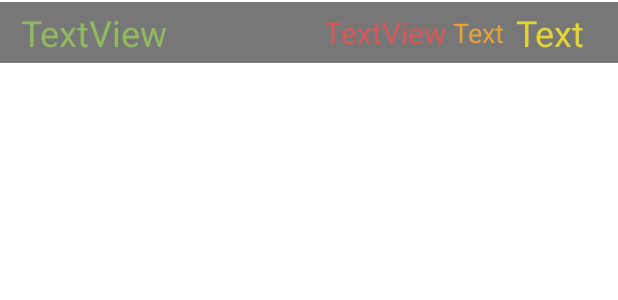
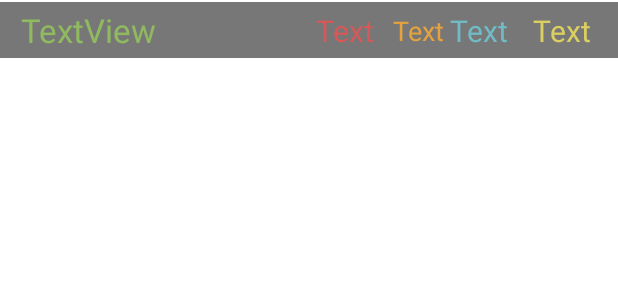
Before and after one commit to NikolayKuts/Klaf, an Android app: the layout item_desk.xml on its own in the app's theme, with its tools: preview values and no code run, on a phone screen of 412 x 824 dp. Shown: the top 300 px of the screen. Run offline under Robolectric (Android 15) with nearby library versions, the phone set to English and light mode, and no system bars.

Commit message:
Refactor MainActivity

```diff
--- a/app/src/main/java/com/example/klaf/adapters/DeskAdapter.java
+++ b/app/src/main/java/com/example/klaf/adapters/DeskAdapter.java
@@ -62,7 +62,8 @@ public class DeskAdapter extends RecyclerView.Adapter<DeskAdapter.Holder> {
         holder.textViewDeskName.setText(desk.getName());
         holder.textViewScheduledDate.setText(scheduledDate);
         holder.textViewCardsQuantity.setText(String.format(Locale.getDefault(), "%d", size));
-        holder.textViewRepetitionDay.setText(String.format(Locale.getDefault(), "%d_d", desk.getRepetitionDay()));
+        holder.textViewRepetitionDay.setText(String.format(Locale.getDefault(), "%d", desk.getRepetitionDay()));
+        holder.textViewRepetitionQuantity.setText(String.format(Locale.getDefault(), "%d", desk.getRepetitionQuantity()));
         holder.setBackgroundColor(position);
     }
 
@@ -77,6 +78,7 @@ public class DeskAdapter extends RecyclerView.Adapter<DeskAdapter.Holder> {
         private final TextView textViewScheduledDate;
         private final TextView textViewCardsQuantity;
         private final TextView textViewRepetitionDay;
+        private final TextView textViewRepetitionQuantity;
 
         public Holder(@NonNull View itemView) {
             super(itemView);
@@ -85,6 +87,7 @@ public class DeskAdapter extends RecyclerView.Adapter<DeskAdapter.Holder> {
             textViewScheduledDate = itemView.findViewById(R.id.textViewDeskScheduledDate);
             textViewCardsQuantity = itemView.findViewById(R.id.textViewDeskQuantityCars);
             textViewRepetitionDay = itemView.findViewById(R.id.textViewRepetitionDay);
+            textViewRepetitionQuantity = itemView.findViewById(R.id.textViewRepetitionQuantity);
             constraintLayout.setOnClickListener(new View.OnClickListener() {
                 @Override
                 public void onClick(View v) {
--- a/app/src/main/res/layout/activity_main.xml
+++ b/app/src/main/res/layout/activity_main.xml
@@ -26,7 +26,7 @@
         android:layout_marginEnd="60dp"
         android:layout_marginBottom="64dp"
         android:clickable="true"
-        android:onClick="onCreatDesk"
+        android:onClick="onCreateDesk"
         android:src="@drawable/ic_baseline_fingerprint_24"
         app:backgroundTint="#89A568"
         app:layout_constraintBottom_toBottomOf="parent"
--- a/app/src/main/res/layout/item_desk.xml
+++ b/app/src/main/res/layout/item_desk.xml
@@ -19,7 +19,7 @@
         android:text="TextView"
         android:padding="4dp"
         android:textColor="#90BA5F"
-        android:textSize="24sp"
+        android:textSize="22sp"
         app:layout_constraintStart_toStartOf="parent"
         app:layout_constraintTop_toTopOf="parent" />
 
@@ -28,33 +28,75 @@
         android:layout_width="wrap_content"
         android:layout_height="wrap_content"
         android:layout_marginEnd="8dp"
-        android:padding="4dp"
+        android:paddingStart="4dp"
         android:text="Text"
-        android:textColor="#E4D337"
-        android:textSize="24sp"
+        android:textColor="#DCCF62"
+        android:textSize="20sp"
         app:layout_constraintBottom_toBottomOf="parent"
-        app:layout_constraintEnd_toEndOf="parent" />
+        app:layout_constraintEnd_toEndOf="parent"
+        app:layout_constraintTop_toTopOf="parent" />
 
     <TextView
         android:id="@+id/textViewDeskScheduledDate"
         android:layout_width="wrap_content"
         android:layout_height="wrap_content"
-        android:padding="4dp"
+        android:paddingStart="4dp"
         android:text="Text"
         android:textColor="#E6A23D"
         android:textSize="18sp"
         app:layout_constraintBottom_toBottomOf="parent"
-        app:layout_constraintEnd_toStartOf="@+id/textViewDeskQuantityCars"
-        app:layout_constraintTop_toTopOf="parent" />
+        app:layout_constraintEnd_toStartOf="@+id/textViewRepetitionQuantity"
+        app:layout_constraintTop_toTopOf="parent"
+        app:layout_constraintVertical_bias="0.50" />
 
     <TextView
         android:id="@+id/textViewRepetitionDay"
         android:layout_width="wrap_content"
         android:layout_height="wrap_content"
-        android:text="TextView"
+        android:text="Text"
         android:textColor="@color/red"
         android:textSize="20sp"
         app:layout_constraintBottom_toBottomOf="parent"
+        app:layout_constraintEnd_toStartOf="@+id/textViewRepetitionDayHint"
+        app:layout_constraintTop_toTopOf="parent"
+        app:layout_constraintVertical_bias="0.5" />
+
+    <TextView
+        android:id="@+id/textViewRepetitionQuantity"
+        android:layout_width="wrap_content"
+        android:layout_height="wrap_content"
+        android:text="Text"
+        android:paddingStart="4dp"
+        android:textColor="#70BBC5"
+        android:textSize="20sp"
+        app:layout_constraintBottom_toBottomOf="parent"
+        app:layout_constraintEnd_toStartOf="@+id/textViewRepetitionQuantityHint"
+        app:layout_constraintTop_toTopOf="parent"
+        app:layout_constraintVertical_bias="0.5" />
+
+    <TextView
+        android:id="@+id/textViewRepetitionQuantityHint"
+        android:layout_width="wrap_content"
+        android:layout_height="wrap_content"
+        android:paddingStart="2dp"
+        android:text="rq"
+        android:textColor="@color/hint"
+        android:textSize="12sp"
+        app:layout_constraintBottom_toBottomOf="@+id/textViewRepetitionQuantity"
+        app:layout_constraintEnd_toStartOf="@+id/textViewDeskQuantityCars"
+        app:layout_constraintTop_toTopOf="@+id/textViewRepetitionQuantity"
+        app:layout_constraintVertical_bias="0.8" />
+
+    <TextView
+        android:id="@+id/textViewRepetitionDayHint"
+        android:layout_width="wrap_content"
+        android:layout_height="wrap_content"
+        android:paddingStart="2dp"
+        android:text="d"
+        android:textColor="@color/hint"
+        android:textSize="12sp"
+        app:layout_constraintBottom_toBottomOf="@+id/textViewRepetitionDay"
         app:layout_constraintEnd_toStartOf="@+id/textViewDeskScheduledDate"
-        app:layout_constraintTop_toTopOf="parent" />
+        app:layout_constraintTop_toTopOf="@+id/textViewRepetitionDay"
+        app:layout_constraintVertical_bias="0.8" />
 </androidx.constraintlayout.widget.ConstraintLayout>
```
Also changed, not shown: app/src/main/java/com/example/klaf/pojo/Desk.java (+15 -0 lines), app/src/main/java/com/example/klaf/screens/MainActivity.java (+16 -88 lines), app/src/main/java/com/example/klaf/screens/MainViewModel.java (+22 -6 lines).
